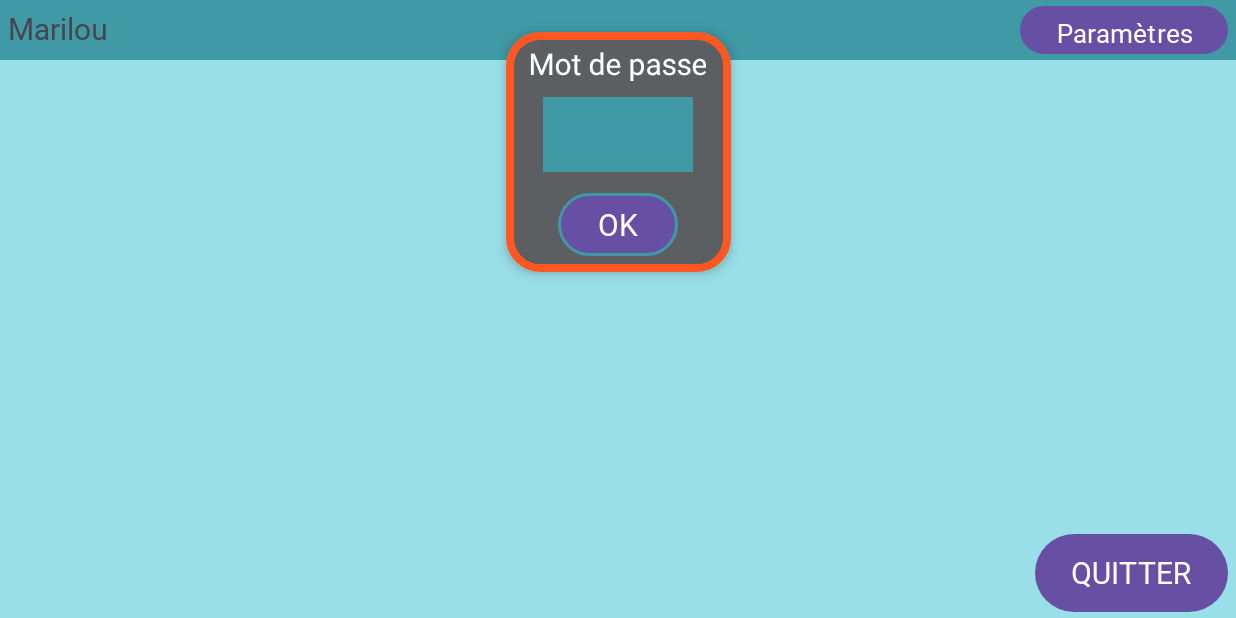
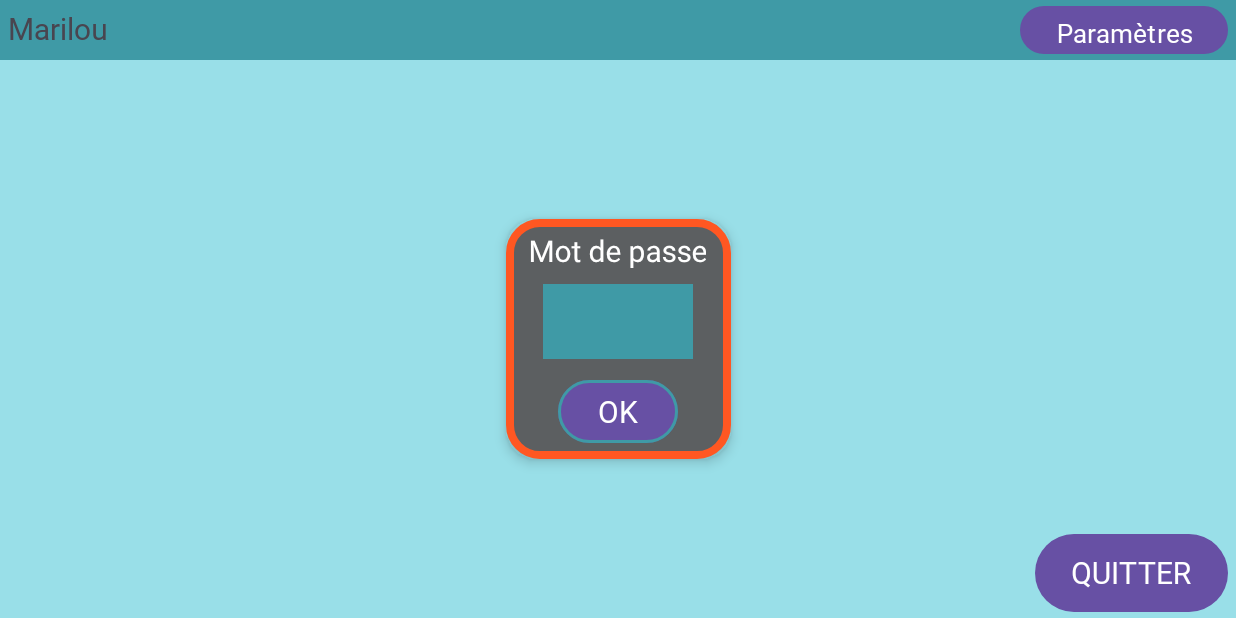
Before and after one commit to lepatou76/Marilou, an Android app: the screen it shows after launch (MainActivity), after a tap on "Paramètres", on a phone screen of 824 x 412 dp (held sideways). Run offline under Robolectric (Android 15) with nearby library versions, the phone set to English and light mode, and no system bars; our stand-ins replace Firebase (no records; nobody signed in at launch, a user with empty details on screens opened directly); pictures from the network do not load; 5 statements that could not run were skipped.

Commit message:
Modification compatibilite petit ecran 8,7" + barre navigation cachee

```diff
--- a/app/src/main/res/layout/activity_main.xml
+++ b/app/src/main/res/layout/activity_main.xml
@@ -47,7 +47,6 @@
         android:orientation="vertical"
         android:padding="10dp"
         android:elevation="5dp"
-        android:layout_marginBottom="250dp"
         app:layout_constraintBottom_toBottomOf="parent"
         app:layout_constraintEnd_toEndOf="parent"
         app:layout_constraintStart_toStartOf="parent"
--- a/app/src/main/res/values/themes.xml
+++ b/app/src/main/res/values/themes.xml
@@ -3,7 +3,6 @@
     <style name="Base.Theme.Marilou" parent="Theme.Material3.DayNight.NoActionBar">
         <!-- Customize your light theme here. -->
         <!-- <item name="colorPrimary">@color/my_light_primary</item> -->
-        <item name="windowActionBar">false</item>
         <item name="android:windowFullscreen">true</item>
     </style>
 
```
